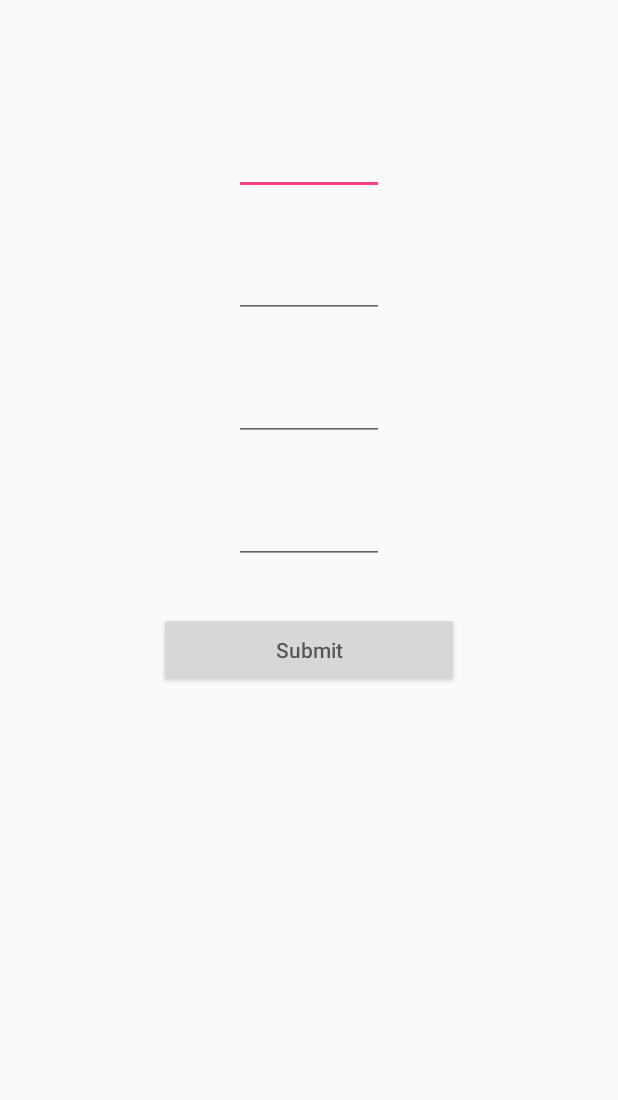
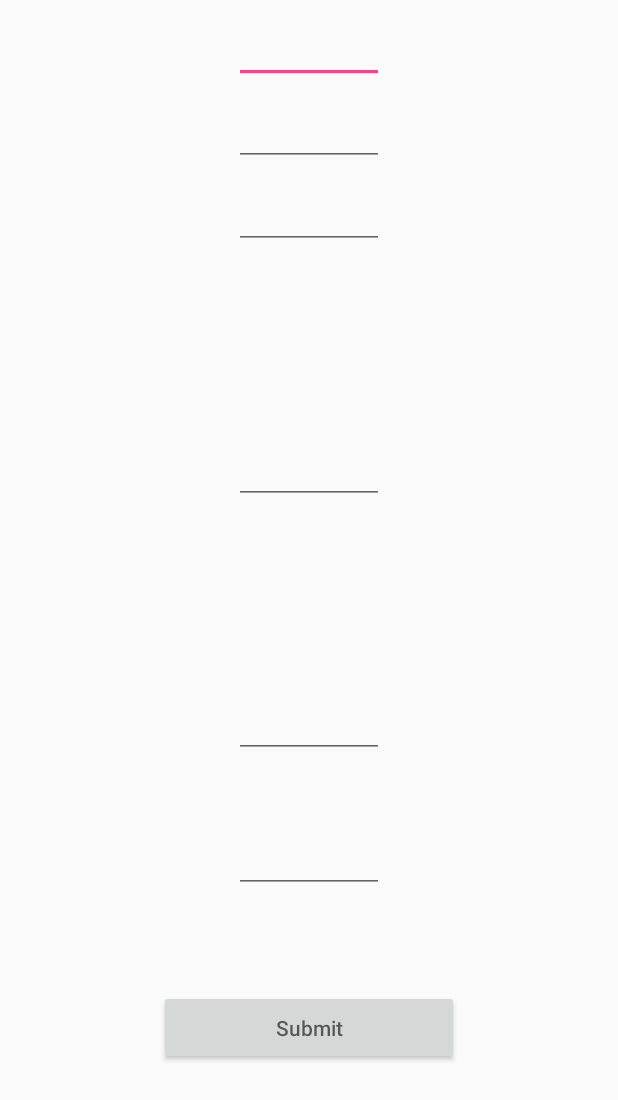
Before and after one commit to mbryantramirez/C4Q-Capstone, an Android app: the layout fragment_create_campaign.xml on its own in the app's theme, with its tools: preview values and no code run, on a phone screen of 412 x 824 dp. Shown: the top 1100 px of the screen. Run offline under Robolectric (Android 15) with nearby library versions, the phone set to English and light mode, and no system bars.

Commit message:
pull commit

```diff
--- a/app/src/main/res/layout/fragment_create_campaign.xml
+++ b/app/src/main/res/layout/fragment_create_campaign.xml
@@ -10,7 +10,7 @@
         android:id="@+id/firebase_test_set_title"
         android:layout_width="100dp"
         android:layout_height="50dp"
-        android:layout_marginTop="80dp"
+        android:layout_marginTop="5dp"
         app:layout_constraintEnd_toEndOf="parent"
         app:layout_constraintStart_toStartOf="parent"
         app:layout_constraintTop_toTopOf="parent" />
@@ -21,7 +21,7 @@
         android:layout_height="50dp"
         android:layout_marginEnd="8dp"
         android:layout_marginStart="8dp"
-        android:layout_marginTop="32dp"
+        android:layout_marginTop="5dp"
         android:inputType="numberDecimal"
         app:layout_constraintEnd_toEndOf="parent"
         app:layout_constraintStart_toStartOf="parent"
@@ -33,23 +33,50 @@
         android:layout_height="50dp"
         android:layout_marginEnd="8dp"
         android:layout_marginStart="8dp"
-        android:layout_marginTop="32dp"
+        android:layout_marginTop="5dp"
         android:inputType="textUri"
         app:layout_constraintEnd_toEndOf="parent"
         app:layout_constraintStart_toStartOf="parent"
         app:layout_constraintTop_toBottomOf="@+id/firebase_test_set_goal" />
 
+
     <EditText
-        android:id="@+id/firebase_test_set_campaign_creator"
+        android:id="@+id/firebase_test_set_summary"
         android:layout_width="100dp"
         android:layout_height="50dp"
         android:layout_marginEnd="8dp"
         android:layout_marginStart="8dp"
-        android:layout_marginTop="32dp"
+        android:layout_marginTop="5dp"
+        android:inputType="textLongMessage"
+        app:layout_constraintEnd_toEndOf="parent"
+        app:layout_constraintStart_toStartOf="parent"
+        app:layout_constraintTop_toBottomOf="@+id/firebase_test_set_imageurl"
+        app:layout_constraintBottom_toTopOf="@id/firebase_test_set_intro"/>
+    <EditText
+        android:id="@+id/firebase_test_set_intro"
+        android:layout_width="100dp"
+        android:layout_height="50dp"
+        android:layout_marginEnd="8dp"
+        android:layout_marginStart="8dp"
+        android:layout_marginTop="5dp"
+        android:inputType="textLongMessage"
+        app:layout_constraintEnd_toEndOf="parent"
+        app:layout_constraintStart_toStartOf="parent"
+        app:layout_constraintTop_toBottomOf="@+id/firebase_test_set_summary"
+        app:layout_constraintBottom_toTopOf="@id/firebase_test_store_data"/>
+    <EditText
+        android:id="@+id/firebase_test_set_campaign_body"
+        android:layout_width="100dp"
+        android:layout_height="50dp"
+        android:layout_marginEnd="8dp"
+        android:layout_marginStart="8dp"
+        android:layout_marginTop="5dp"
+        android:layout_marginBottom="30dp"
         android:inputType="textPersonName"
         app:layout_constraintEnd_toEndOf="parent"
         app:layout_constraintStart_toStartOf="parent"
-        app:layout_constraintTop_toBottomOf="@+id/firebase_test_set_imageurl" />
+        app:layout_constraintTop_toBottomOf="@+id/firebase_test_set_intro"
+        app:layout_constraintBottom_toTopOf="@id/firebase_test_store_data"/>
 
 
     <Button
@@ -58,11 +85,14 @@
         android:layout_height="50dp"
         android:layout_marginEnd="8dp"
         android:layout_marginStart="8dp"
-        android:layout_marginTop="32dp"
+        android:layout_marginTop="40dp"
         android:hint="@string/submit_to_firebase"
+        app:layout_constraintBottom_toBottomOf="parent"
         app:layout_constraintEnd_toEndOf="parent"
         app:layout_constraintStart_toStartOf="parent"
-        app:layout_constraintTop_toBottomOf="@+id/firebase_test_set_campaign_creator" />
+        app:layout_constraintTop_toBottomOf="@+id/firebase_test_set_intro" />
+
+
 
 
 </android.support.constraint.ConstraintLayout>
```
